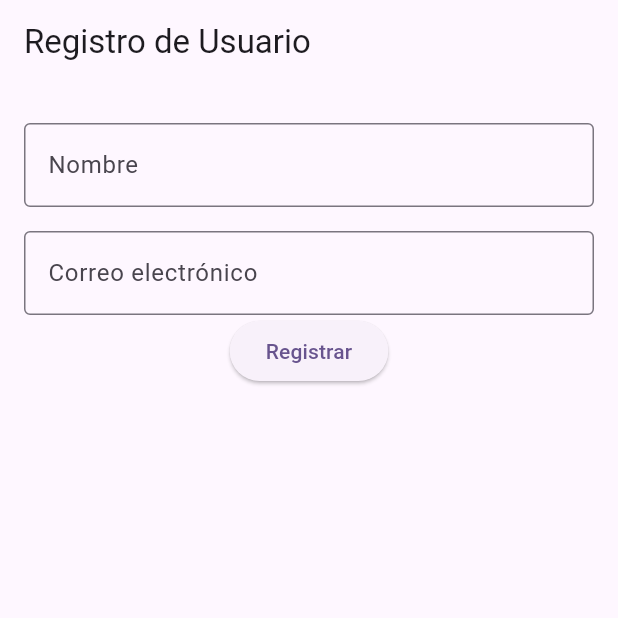
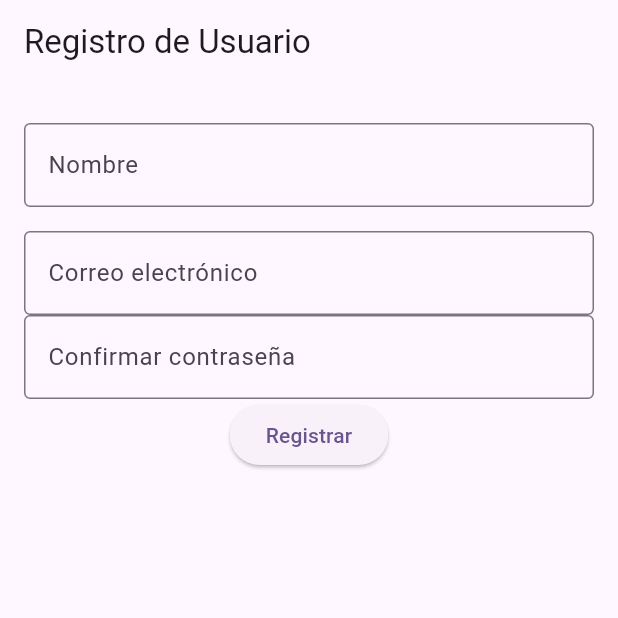
Before and after one commit to Armando-J-Salgado/Apps-Moviles---Formulario-de-registro, a Flutter app: the screen it shows after launch, on a phone screen of 412 x 824 dp, the top half of it. Run offline on Flutter 3.47's test engine with Material 3 defaults, Android fonts, the phone set to English and light mode, and no system bars.

Commit message:
feature: Confirm password integration into register screen

```diff
--- a/lib/screens/register_screen.dart
+++ b/lib/screens/register_screen.dart
@@ -1,4 +1,5 @@
 import 'package:flutter/material.dart';
+import 'package:formulario_registro/widgets/confirm_password_field.dart';
 import 'package:formulario_registro/widgets/name_field.dart';
 import '../widgets/email_field.dart';
 
@@ -29,7 +30,7 @@ class RegisterScreen extends StatelessWidget {
               const SizedBox(height: 16),
               EmailField(controller: emailController),
               // PasswordField(),
-              // ConfirmPasswordField(),
+              ConfirmPasswordField(controller: confirmPasswordController, passwordController: passwordController,),
               // PhoneField(),
               ElevatedButton(
                 onPressed: () {
```
